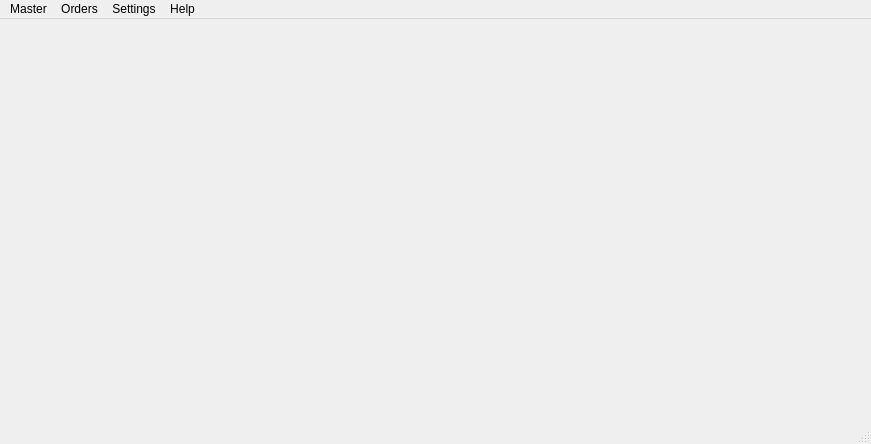
ajayrandhawa/Python-Qt-Restaurant-Biiling-Software, file ui/dashboard.ui: the form before one commit.
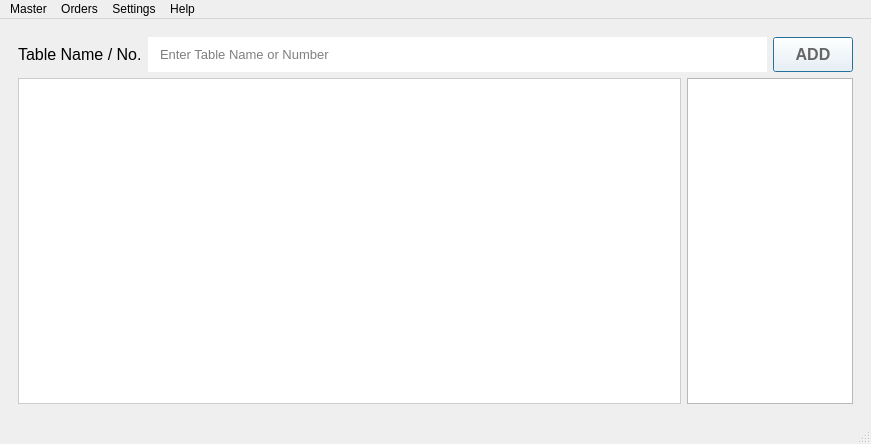
The form after the commit. Icons and pictures are not drawn.

Commit message: tables Module Done :8ball:

Patch:
```diff
--- a/ui/dashboard.ui
+++ b/ui/dashboard.ui
@@ -34,7 +34,7 @@
     <item>
      <widget class="QStackedWidget" name="uimanager">
       <property name="currentIndex">
-       <number>0</number>
+       <number>3</number>
       </property>
       <widget class="QWidget" name="dashboardpage"/>
       <widget class="QWidget" name="itemspage">
@@ -433,6 +433,157 @@
         </item>
        </layout>
       </widget>
+      <widget class="QWidget" name="tablespage">
+       <layout class="QHBoxLayout" name="horizontalLayout_2">
+        <item>
+         <layout class="QVBoxLayout" name="verticalLayout_8">
+          <item>
+           <layout class="QHBoxLayout" name="horizontalLayout_13" stretch="1,10,1">
+            <item>
+             <widget class="QLabel" name="table_label">
+              <property name="font">
+               <font>
+                <pointsize>12</pointsize>
+                <weight>50</weight>
+                <bold>false</bold>
+               </font>
+              </property>
+              <property name="text">
+               <string>Table Name / No.</string>
+              </property>
+             </widget>
+            </item>
+            <item>
+             <widget class="QLineEdit" name="table_name_input">
+              <property name="sizePolicy">
+               <sizepolicy hsizetype="Expanding" vsizetype="Preferred">
+                <horstretch>0</horstretch>
+                <verstretch>0</verstretch>
+               </sizepolicy>
+              </property>
+              <property name="minimumSize">
+               <size>
+                <width>0</width>
+                <height>25</height>
+               </size>
+              </property>
+              <property name="font">
+               <font>
+                <pointsize>10</pointsize>
+               </font>
+              </property>
+              <property name="styleSheet">
+               <string notr="true">QLineEdit{
+	padding: 0 10px
+}</string>
+              </property>
+              <property name="frame">
+               <bool>false</bool>
+              </property>
+              <property name="cursorPosition">
+               <number>0</number>
+              </property>
+              <property name="placeholderText">
+               <string>Enter Table Name or Number</string>
+              </property>
+             </widget>
+            </item>
+            <item>
+             <widget class="QPushButton" name="add_table_btn">
+              <property name="minimumSize">
+               <size>
+                <width>0</width>
+                <height>35</height>
+               </size>
+              </property>
+              <property name="font">
+               <font>
+                <pointsize>12</pointsize>
+                <weight>75</weight>
+                <bold>true</bold>
+               </font>
+              </property>
+              <property name="styleSheet">
+               <string notr="true">QPushButton{
+	background-color: #FFFFFF;
+	color: #666666;
+}</string>
+              </property>
+              <property name="text">
+               <string>ADD</string>
+              </property>
+              <property name="autoDefault">
+               <bool>false</bool>
+              </property>
+              <property name="default">
+               <bool>true</bool>
+              </property>
+              <property name="flat">
+               <bool>false</bool>
+              </property>
+             </widget>
+            </item>
+           </layout>
+          </item>
+          <item>
+           <layout class="QHBoxLayout" name="horizontalLayout_14" stretch="8,2">
+            <item>
+             <widget class="QListWidget" name="table_list_widget">
+              <property name="styleSheet">
+               <string notr="true">QListWidget {
+	background-color: #ffffff;
+	border: 1px solid #ccc;
+	font-size: 15px;
+	font-weight: bold;
+}
+
+QListWidget::item {
+	width: 100px;
+	height: 100px;
+	white-space: no-wrap;
+	margin: 5px;
+	color: #666666;
+	padding: 10px;
+	background: #E1F8DC;
+	border-radius: 10px;
+
+}</string>
+              </property>
+              <property name="showDropIndicator" stdset="0">
+               <bool>false</bool>
+              </property>
+              <property name="dragDropMode">
+               <enum>QAbstractItemView::NoDragDrop</enum>
+              </property>
+              <property name="defaultDropAction">
+               <enum>Qt::IgnoreAction</enum>
+              </property>
+              <property name="alternatingRowColors">
+               <bool>false</bool>
+              </property>
+              <property name="movement">
+               <enum>QListView::Static</enum>
+              </property>
+              <property name="viewMode">
+               <enum>QListView::IconMode</enum>
+              </property>
+              <property name="wordWrap">
+               <bool>true</bool>
+              </property>
+              <property name="sortingEnabled">
+               <bool>false</bool>
+              </property>
+             </widget>
+            </item>
+            <item>
+             <widget class="QTableWidget" name="table_table_widget"/>
+            </item>
+           </layout>
+          </item>
+         </layout>
+        </item>
+       </layout>
+      </widget>
      </widget>
     </item>
    </layout>
```
Left out of the diff: 6 changed lines with no effect on the pictures. The commit also changes 6 other files.
